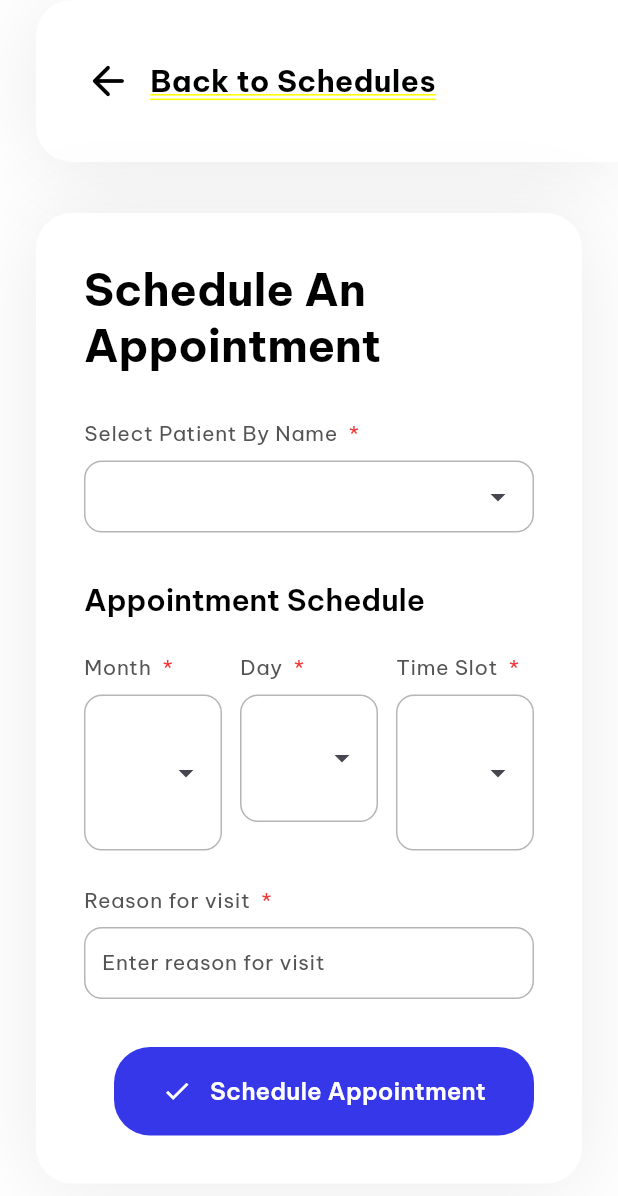
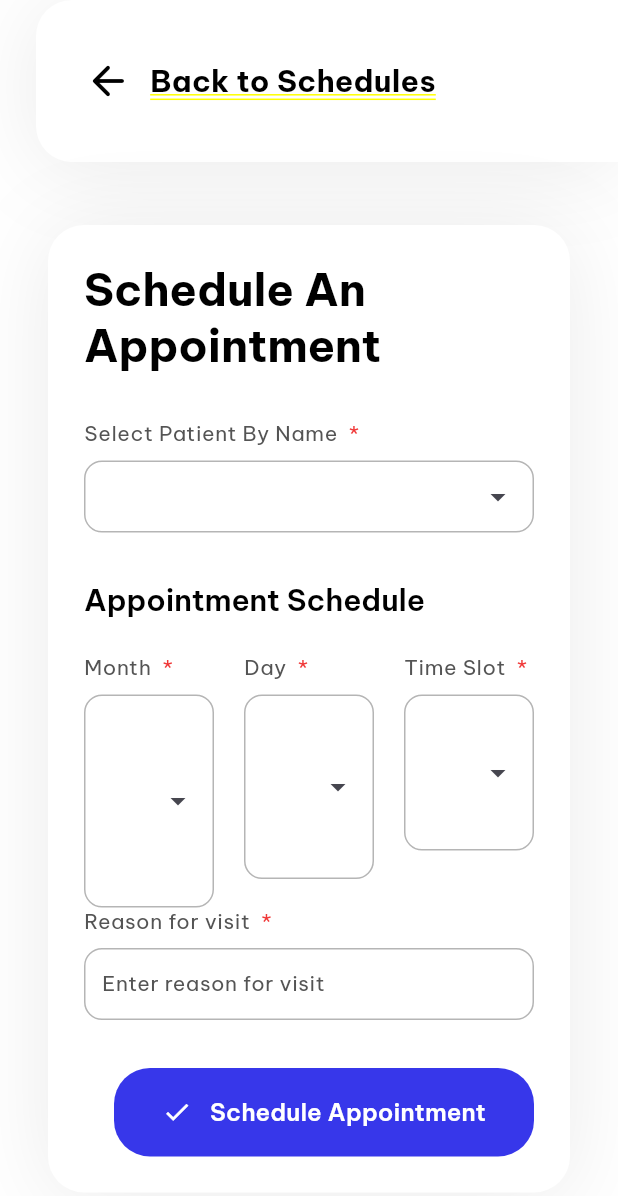
Before and after one commit to renz0826/Project-ByteSize, a Flutter app: the ScheduleDashboard screen opened directly, after a tap on "Schedule an Appointment", on a phone screen of 412 x 824 dp. Shown: the top 1196 px of the screen. Run offline on Flutter 3.47's test engine with Material 3 defaults, Android fonts, the light colour scheme and no system bars; drawn by our look-alikes of dropdown_search; our stand-ins replace drift, flutter_riverpod, flutter_spinbox, flutter_svg, google_fonts, heroicons and 2 more; missing offline and left inert: easy_radio, philippines_rpcmb, window_manager; accounts and stored records are empty; generated files the repository leaves out were written again.

Commit message:
help: box dimensions

```diff
--- a/app/lib/pages/schedule/schedule_appointment.dart
+++ b/app/lib/pages/schedule/schedule_appointment.dart
@@ -193,12 +193,12 @@
   }
 
   @override
-  Widget build(BuildContext context) {
+  Widget build(BuildContext context) { // TODO: Refactor this
     return Center(
       child: Container(
         constraints: const BoxConstraints(maxWidth: 1200),
-        padding: const EdgeInsets.all(32),
-        margin: const EdgeInsets.all(24),
+        padding: const EdgeInsets.all(24),
+        margin: const EdgeInsets.all(32),
         decoration: BoxDecoration(
           color: AppTheme.white500,
           borderRadius: BorderRadius.circular(24),
@@ -250,7 +250,7 @@
                           });
                           _refreshTimeSlots();
                         })),
-                const SizedBox(width: 12),
+                const SizedBox(width: 20),
                 Expanded(
                     child: InputField(
                         key: ValueKey(
@@ -267,7 +267,7 @@
                           setState(() => _selectedDay = v);
                           _refreshTimeSlots();
                         })),
-                const SizedBox(width: 12),
+                const SizedBox(width: 20),
                 Expanded(
                     child: InputField(
                         key: ValueKey('$_selectedMonth-$_selectedDay'),
@@ -287,7 +287,7 @@
                         })),
               ],
             ),
-            const SizedBox(height: 24),
+            const SizedBox(width: 20),
             InputField(
               label: "Reason for visit",
               hintText: "Enter reason for visit",
```
